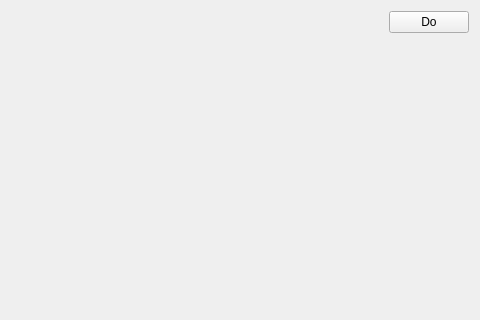
Old version of the form src/work-app/mainwindow.ui in the repository rasimbot/magic-renderer; both pictures show x 141 to 621 and y 0 to 320 of the 621 by 522 pixel window.
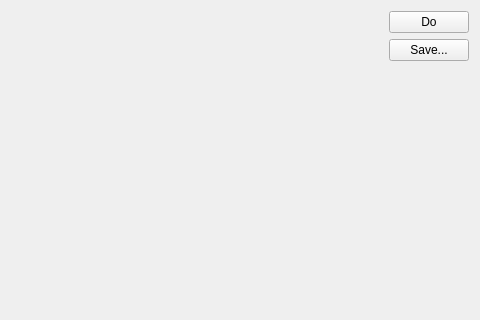
New version of the form.

Diff of the .ui file:
```diff
--- a/src/work-app/mainwindow.ui
+++ b/src/work-app/mainwindow.ui
@@ -35,6 +35,13 @@
          </property>
         </widget>
        </item>
+       <item>
+        <widget class="QPushButton" name="pushButton_save">
+         <property name="text">
+          <string>Save...</string>
+         </property>
+        </widget>
+       </item>
        <item>
         <spacer name="verticalSpacer">
          <property name="orientation">
```
